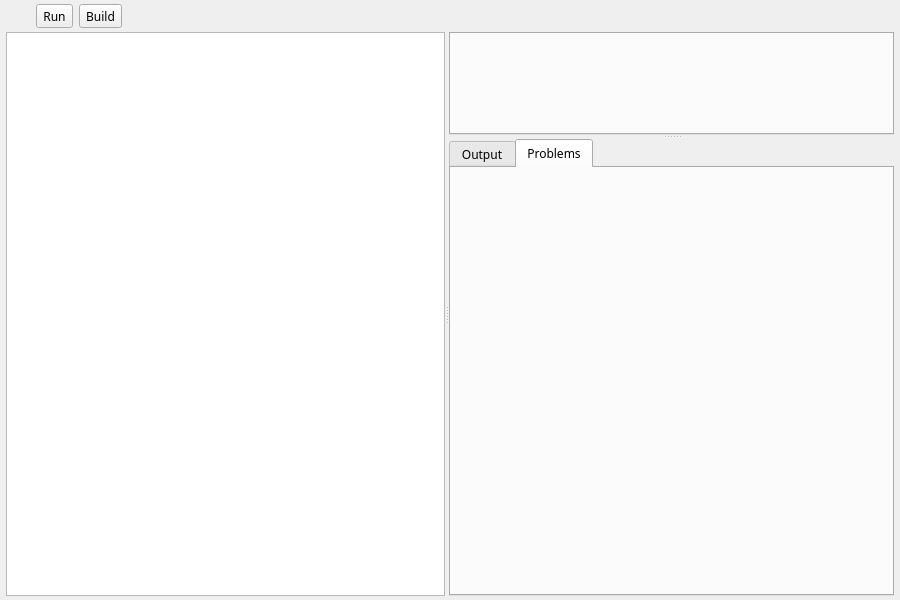
Before: the Qt Designer form Pages/EditorPage.ui in MuradWafik/TinyLangIDE, drawn with Qt 5.
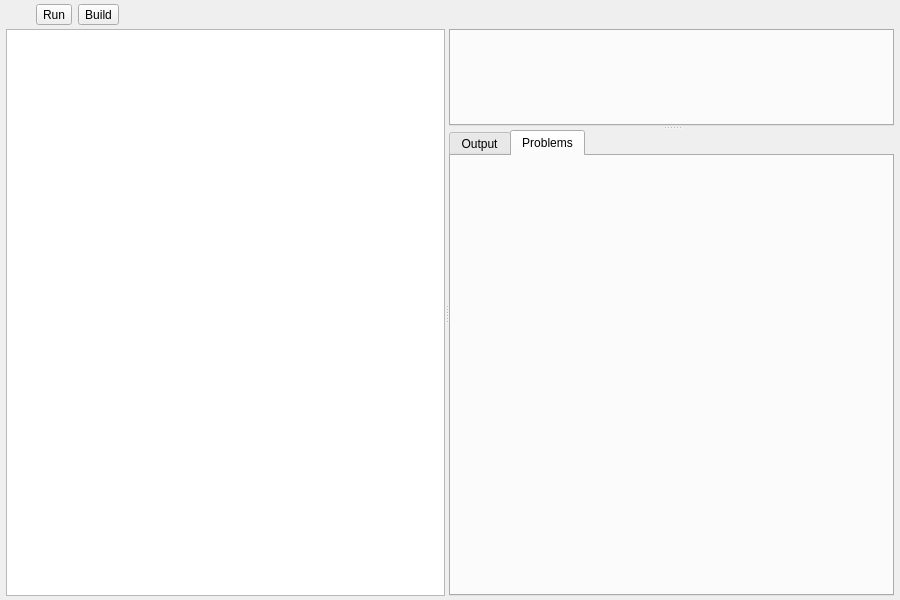
After: the same form once the commit is applied. Icons and pictures are not drawn. Custom widgets are drawn as their Qt base class.

Diff of the .ui file:
```diff
--- a/Pages/EditorPage.ui
+++ b/Pages/EditorPage.ui
@@ -10,11 +10,6 @@
     <height>600</height>
    </rect>
   </property>
-  <property name="font">
-   <font>
-    <family>Ubuntu Sans Mono</family>
-   </font>
-  </property>
   <property name="windowTitle">
    <string>Editor</string>
   </property>
```
